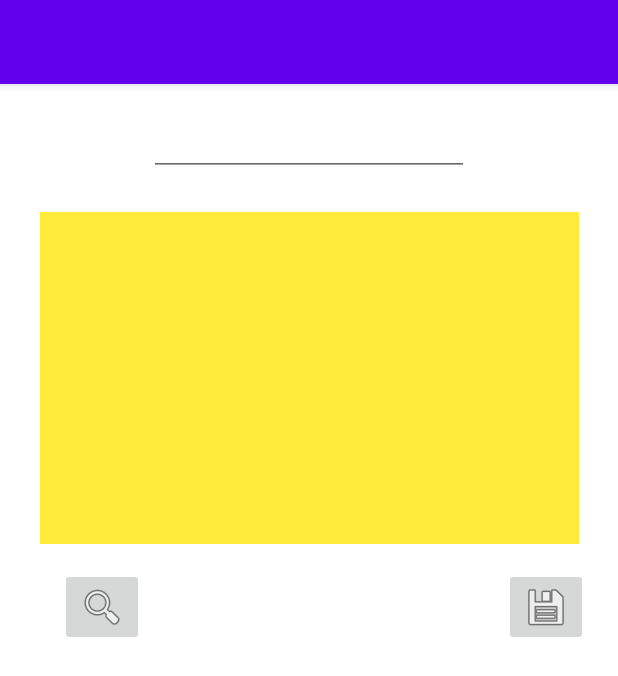
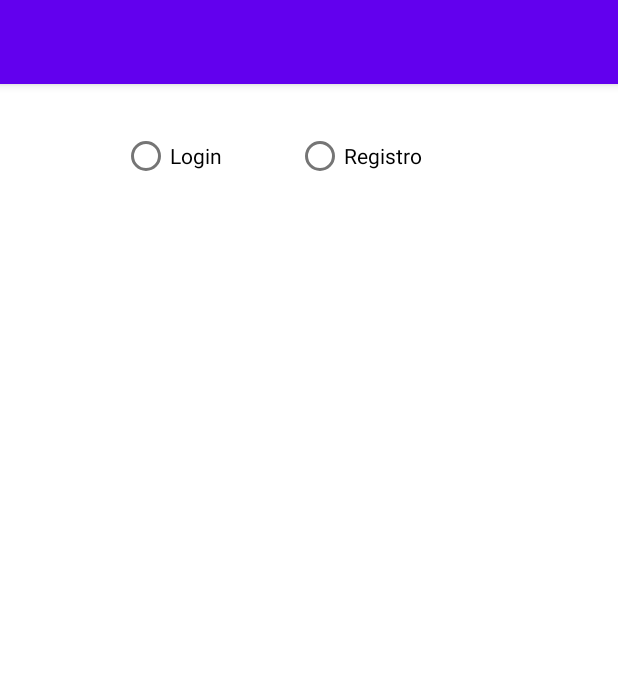
Before and after one commit to programadornovato/Mi-Primer-Proyecto-Android-Studio, an Android app: the screen it shows after launch (MainActivity), on a phone screen of 412 x 824 dp. Shown: the top 676 px of the screen. Run offline under Robolectric (Android 15) with nearby library versions, the phone set to English and light mode, and no system bars.

Commit message:
LinerLayout horizontal y vertical en Android Studio [38]
Video:
https://youtu.be/ohdUhVeF03o

```diff
--- a/app/src/main/res/layout/activity_main.xml
+++ b/app/src/main/res/layout/activity_main.xml
@@ -6,51 +6,103 @@
     android:layout_height="match_parent"
     tools:context=".MainActivity">
 
-    <EditText
-        android:id="@+id/txtContenido"
-        android:layout_width="359dp"
-        android:layout_height="221dp"
+    <RadioGroup
+        android:id="@+id/radioGroup2"
+        android:layout_width="250dp"
+        android:layout_height="50dp"
         android:layout_marginTop="24dp"
-        android:background="#FFEB3B"
-        android:ems="10"
-        android:gravity="start|top"
-        android:inputType="textMultiLine"
+        android:orientation="horizontal"
         app:layout_constraintEnd_toEndOf="parent"
         app:layout_constraintStart_toStartOf="parent"
-        app:layout_constraintTop_toBottomOf="@+id/txtNombre" />
+        app:layout_constraintTop_toTopOf="parent">
 
-    <ImageButton
-        android:id="@+id/btnGuardar"
+        <RadioButton
+            android:id="@+id/rdLogin"
             android:layout_width="wrap_content"
             android:layout_height="wrap_content"
-        android:layout_marginTop="16dp"
-        android:layout_marginEnd="20dp"
-        android:layout_marginRight="20dp"
-        android:onClick="guardar"
+            android:layout_weight="1"
+            android:onClick="clickLoginRegistro"
+            android:text="Login" />
+
+        <RadioButton
+            android:id="@+id/rdRegistro"
+            android:layout_width="wrap_content"
+            android:layout_height="wrap_content"
+            android:layout_weight="1"
+            android:onClick="clickLoginRegistro"
+            android:text="Registro" />
+    </RadioGroup>
+
+    <LinearLayout
+        android:id="@+id/llLogin"
+        android:layout_width="342dp"
+        android:layout_height="168dp"
+        android:layout_marginTop="32dp"
+        android:orientation="vertical"
+        android:visibility="gone"
         app:layout_constraintEnd_toEndOf="parent"
-        app:layout_constraintTop_toBottomOf="@+id/txtContenido"
-        app:srcCompat="@android:drawable/ic_menu_save" />
+        app:layout_constraintStart_toStartOf="parent"
+        app:layout_constraintTop_toBottomOf="@+id/radioGroup2">
 
         <EditText
-        android:id="@+id/txtNombre"
-        android:layout_width="wrap_content"
+            android:id="@+id/editTextTextPersonName4"
+            android:layout_width="match_parent"
             android:layout_height="wrap_content"
-        android:layout_marginTop="16dp"
             android:ems="10"
+            android:hint="User"
             android:inputType="textPersonName"
-        app:layout_constraintEnd_toEndOf="parent"
-        app:layout_constraintStart_toStartOf="parent"
-        app:layout_constraintTop_toTopOf="parent" />
+            android:text="Name" />
 
-    <ImageButton
-        android:id="@+id/imageButton19"
-        android:layout_width="wrap_content"
+        <EditText
+            android:id="@+id/editTextTextPassword5"
+            android:layout_width="match_parent"
             android:layout_height="wrap_content"
-        android:layout_marginStart="40dp"
-        android:layout_marginLeft="40dp"
-        android:layout_marginTop="16dp"
-        android:onClick="buscar"
-        app:layout_constraintStart_toStartOf="parent"
-        app:layout_constraintTop_toBottomOf="@+id/txtContenido"
-        app:srcCompat="@android:drawable/ic_menu_search" />
+            android:ems="10"
+            android:hint="Pass"
+            android:inputType="textPassword" />
+
+        <Button
+            android:id="@+id/button17"
+            android:layout_width="match_parent"
+            android:layout_height="wrap_content"
+            android:text="Login" />
+    </LinearLayout>
+
+    <LinearLayout
+        android:id="@+id/llRegistro"
+        android:layout_width="340dp"
+        android:layout_height="276dp"
+        android:layout_marginTop="32dp"
+        android:orientation="vertical"
+        android:visibility="gone"
+        app:layout_constraintTop_toBottomOf="@+id/radioGroup2"
+        tools:layout_editor_absoluteX="36dp">
+
+        <EditText
+            android:id="@+id/editTextTextPersonName5"
+            android:layout_width="match_parent"
+            android:layout_height="wrap_content"
+            android:ems="10"
+            android:inputType="textPersonName" />
+
+        <EditText
+            android:id="@+id/editTextTextPassword6"
+            android:layout_width="match_parent"
+            android:layout_height="wrap_content"
+            android:ems="10"
+            android:inputType="textPassword" />
+
+        <EditText
+            android:id="@+id/editTextTextPassword7"
+            android:layout_width="match_parent"
+            android:layout_height="wrap_content"
+            android:ems="10"
+            android:inputType="textPassword" />
+
+        <Button
+            android:id="@+id/button18"
+            android:layout_width="match_parent"
+            android:layout_height="wrap_content"
+            android:text="Registro" />
+    </LinearLayout>
 </androidx.constraintlayout.widget.ConstraintLayout>
```
Also changed, not shown: app/src/main/java/com/programadornovato/miprimerproyecto/MainActivity.kt (+14 -41 lines). Lines whose indentation alone changed are shown as unchanged.
